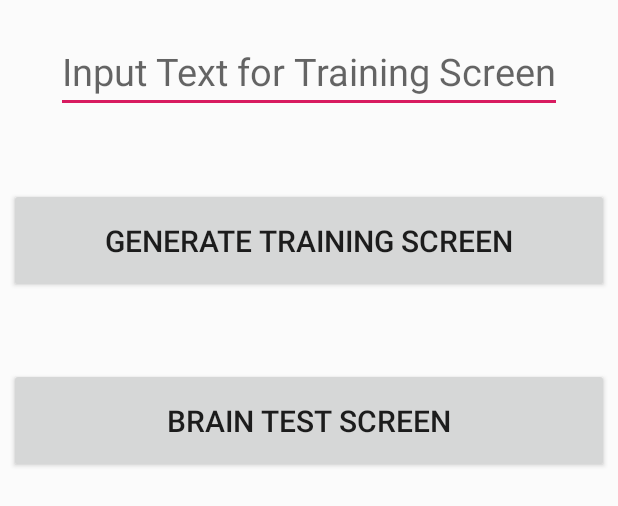
After one commit to PJDuchesne/MorseCode, an Android app: the layout activity_training_screen_landing_page.xml on its own in the app's theme, with its tools: preview values and no code run, on a phone screen of 412 x 824 dp. The commit adds this screen. Shown: the top 506 px of the screen. Run offline under Robolectric (Android 15) with nearby library versions, the phone set to English and light mode, and no system bars.

Commit message:
Added training screen landing page

```diff
--- a/app/src/main/java/com/example/pauld/morsecode/TrainingScreen.java
+++ b/app/src/main/java/com/example/pauld/morsecode/TrainingScreen.java
@@ -18,7 +18,6 @@ import org.w3c.dom.Text;
 import java.util.StringTokenizer;
 
 public class TrainingScreen extends AppCompatActivity{
-
     private String lessonString, currentWordStr, currentLetterStr;
     private StringTokenizer lessonTokens;
     private TextView currentWord, currentLetter, currentLetterMorse, currentInputLetter, currentInputLetterMorse;
@@ -52,8 +51,9 @@ public class TrainingScreen extends AppCompatActivity{
 
         Intent intent = getIntent();
 
-        // FOR TESTING: hardcoding the lessonString
-        lessonString = "TEST LESSON";
+        lessonString = intent.getStringExtra("LESSON_STRING");
+        if(lessonString.isEmpty())
+            lessonString = "DEFAULT INPUT LESSON";
         lessonString = lessonString.toUpperCase();
         // Tokenize the lesson by spaces.
         lessonTokens = new StringTokenizer(lessonString, " ");
--- a/app/src/main/res/layout/activity_training_screen.xml
+++ b/app/src/main/res/layout/activity_training_screen.xml
@@ -3,7 +3,6 @@
     xmlns:tools="http://schemas.android.com/tools"
     android:layout_width="match_parent"
     android:layout_height="match_parent"
-    tools:context=".TrainingScreenTemplate"
     android:orientation="vertical"
     android:background="@color/colorTrainingBackground">
 
--- /dev/null
+++ b/app/src/main/res/layout/activity_training_screen_landing_page.xml
@@ -0,0 +1,40 @@
+<?xml version="1.0" encoding="utf-8"?>
+<RelativeLayout xmlns:android="http://schemas.android.com/apk/res/android"
+    xmlns:tools="http://schemas.android.com/tools"
+    android:layout_width="match_parent"
+    android:layout_height="match_parent"
+    tools:context=".training_screen_landing_page"
+    android:orientation="vertical"
+    android:background="@color/colorTrainingButton">
+
+    <EditText
+        android:id="@+id/insert_training_text"
+        android:layout_width="wrap_content"
+        android:layout_height="wrap_content"
+        android:layout_marginTop="20dp"
+        android:layout_alignParentTop="true"
+        android:layout_centerInParent="true"
+        android:hint="Input Text for Training Screen"
+        android:textSize="25sp"/>
+
+    <Button
+        android:id="@+id/training_screen_navigation"
+        android:layout_width="400dp"
+        android:layout_height="70dp"
+        android:layout_marginTop="50dp"
+        android:layout_below="@id/insert_training_text"
+        android:layout_centerInParent="true"
+        android:text="Generate training screen"
+        android:textSize="20sp"/>
+
+    <Button
+        android:id="@+id/brain_test_navigation"
+        android:layout_width="400dp"
+        android:layout_height="70dp"
+        android:layout_marginTop="50dp"
+        android:layout_below="@id/training_screen_navigation"
+        android:layout_centerInParent="true"
+        android:text="Brain test screen"
+        android:textSize="20sp" />
+
+</RelativeLayout>
```
Also changed, not shown: app/src/main/AndroidManifest.xml (+4 -3 lines), app/src/main/java/com/example/pauld/morsecode/training_screen_landing_page.java (added, +40 -0 lines).
